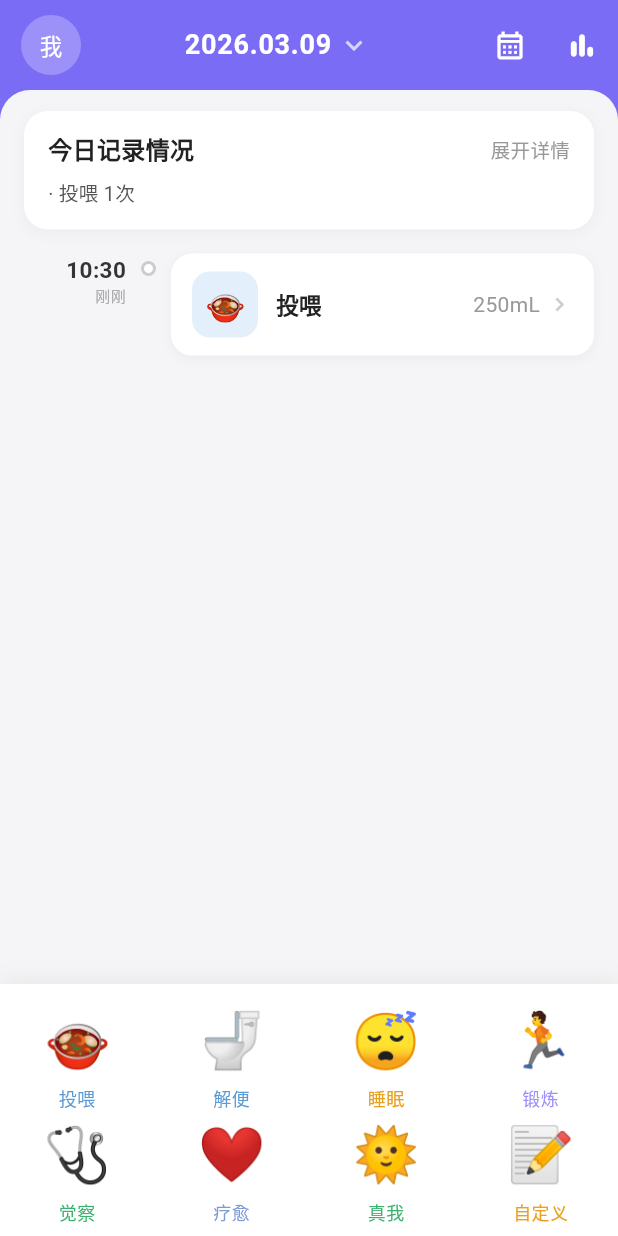
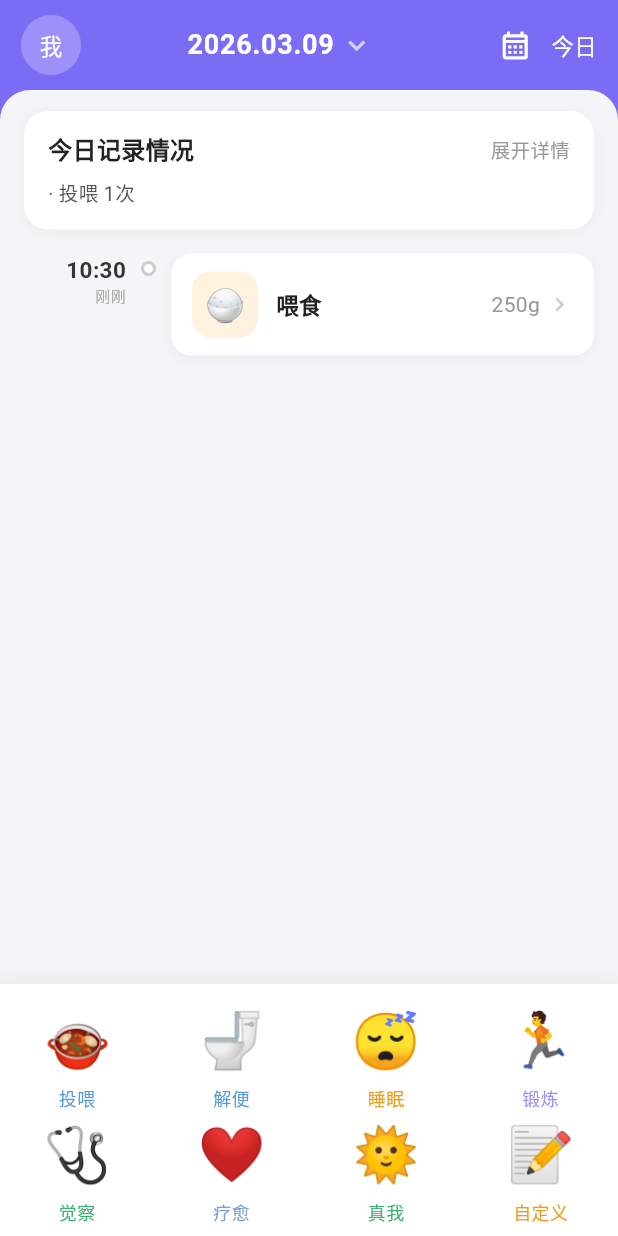
Before and after one commit to zhangxin142603-jpg/health_tracker, a Flutter app: the FeedingPage screen opened directly, after a tap on "喂食", after a tap on "保存", on a phone screen of 412 x 824 dp. Run offline on Flutter 3.47's test engine with Material 3 defaults, Android fonts, the phone set to English and light mode, and no system bars; Roboto replaces fonts that are missing (PingFang SC).

Commit message:
feat: 更新应用配置、界面优化和依赖更新

```diff
--- a/lib/constants/emojis.dart
+++ b/lib/constants/emojis.dart
@@ -14,6 +14,11 @@ class AppEmojis {
   // 保持原样的功能Emoji
   static const String pee = '💧';          // 尿
   static const String poop = '💩';         // 便
-  static const String both = '💧💩';       // 尿便
+  static const String both = '🚽';       // 尿便
   static const String spoon = '🥄';        // 勺子
+
+  // 喂养类型Emoji
+  static const String water = '🥛';        // 喂水
+  static const String food = '🍚';         // 喂食
+  static const String waterAndFood = '🍲'; // 喂水+喂食
 }
--- a/lib/l10n/app_localizations.dart
+++ b/lib/l10n/app_localizations.dart
@@ -57,7 +57,6 @@ class AppLocalizations {
   String get commonMedications => AppStrings.commonMedications;
   String get enterMedicationName => AppStrings.enterMedicationName;
   String get selectDosage => AppStrings.selectDosage;
-  String get uploadPhoto => AppStrings.uploadPhoto;
   List<String> get commonMedicationList => AppStrings.commonMedicationList;
 
   // ==================== 尿布模块 ====================
--- a/lib/l10n/strings.dart
+++ b/lib/l10n/strings.dart
@@ -2,7 +2,7 @@
 /// 按功能模块组织，便于管理和查找
 class AppStrings {
   // ==================== 应用通用 ====================
-  static const String appTitle = '身心记录';
+  static const String appTitle = '完美状态';
   static const String noRecords = '暂无记录';
   static const String clickToAdd = '点击下方按钮添加记录';
   static const String todayNoRecords = '今天暂无记录';
@@ -53,7 +53,6 @@ class AppStrings {
   static const String medication = '觉察';
   static const String medicationRecord = '觉察记录';
   static const String medicationCount = '觉察 {count}次';
-  static const String uploadPhoto = '上传照片';
   static const String recordMedication = '记录疗愈';
   static const String add = '添加';
   static const String manage = '管理';
@@ -101,7 +100,7 @@ class AppStrings {
   static const String startTime = '开始时间';
   static const String endTime = '结束时间';
   static const String sleepPageTitle = '睡眠';
-  static const String sleepNotesHint = '选填等';
+  static const String sleepNotesHint = '选填';
 
   // ==================== 辅食模块 ====================
   static const String solidFood = '辅食';
--- a/lib/main.dart
+++ b/lib/main.dart
@@ -1,6 +1,8 @@
 import 'package:flutter/material.dart';
+import 'package:flutter_localizations/flutter_localizations.dart';
 import 'package:provider/provider.dart';
 import 'package:intl/intl.dart';
+import 'package:intl/date_symbol_data_local.dart';
 import 'providers/app_provider.dart';
 import 'models/baby_entries.dart';
 import 'screens/feeding_page.dart';
@@ -12,7 +14,10 @@ import 'l10n/app_localizations.dart';
 import 'constants/emojis.dart';
 
 void main() {
+  WidgetsFlutterBinding.ensureInitialized();
+  initializeDateFormatting('zh_CN', null).then((_) {
     runApp(const BabyTrackerApp());
+  });
 }
 
 const Color kPrimary = Color(0xFF7B6CF6);
@@ -32,6 +37,15 @@ class BabyTrackerApp extends StatelessWidget {
           useMaterial3: true,
           fontFamily: 'PingFang SC',
         ),
+        locale: const Locale('zh', 'CN'),
+        localizationsDelegates: const [
+          GlobalMaterialLocalizations.delegate,
+          GlobalWidgetsLocalizations.delegate,
+          GlobalCupertinoLocalizations.delegate,
+        ],
+        supportedLocales: const [
+          Locale('zh', 'CN'), // 简体中文
+        ],
         home: const HomePage(),
         debugShowCheckedModeBanner: false,
       ),
@@ -72,6 +86,13 @@ class _HomePageState extends State<HomePage> {
       dt.year == _selectedDate.year &&
       dt.month == _selectedDate.month &&
       dt.day == _selectedDate.day;
+
+  bool _isToday() {
+    final now = DateTime.now();
+    return now.year == _selectedDate.year &&
+        now.month == _selectedDate.month &&
+        now.day == _selectedDate.day;
+  }
 
   List<_Entry> _buildEntries(AppProvider p) {
     final all = <_Entry>[
@@ -202,7 +223,16 @@ class _HomePageState extends State<HomePage> {
                   color: Colors.white, size: 22),
               onPressed: _pickDate,
             ),
-            IconButton(
+            _isToday()
+                ? Padding(
+                    padding: const EdgeInsets.only(right: 14),
+                    child: Text('今日',
+                        style: const TextStyle(
+                            color: Colors.white,
+                            fontSize: 15,
+                            fontWeight: FontWeight.w500)),
+                  )
+                : IconButton(
                     icon: const Icon(Icons.bar_chart_rounded,
                         color: Colors.white, size: 22),
                     onPressed: () {},
@@ -313,10 +343,27 @@ class _HomePageState extends State<HomePage> {
           AppLocalizations.of(context).timesLabel(feedList.length),
           AppLocalizations.of(context).totalMlLabel(totalMl),
           isParent: true));
-      rows.add(_summaryRow('  ${AppLocalizations.of(context).feedingPageTitle}',
-          AppLocalizations.of(context).timesLabel(feedList.length),
-          '${totalMl}mL',
-          isParent: false));
+
+      // 统计喂水和喂食次数
+      int waterCount = 0;
+      int foodCount = 0;
+      for (final e in feedList) {
+        if (e.milkSource == '喂水' || e.milkSource == '喂食+喂水') {
+          waterCount++;
+        }
+        if (e.milkSource == '喂食' || e.milkSource == '喂食+喂水') {
+          foodCount++;
+        }
+      }
+
+      if (waterCount > 0) {
+        rows.add(_summaryRow('  ${AppLocalizations.of(context).breastMilkOption}',
+          '${waterCount}次', '', isParent: false));
+      }
+      if (foodCount > 0) {
+        rows.add(_summaryRow('  ${AppLocalizations.of(context).formulaMilkOption}',
+          '${foodCount}次', '', isParent: false));
+      }
     }
 
     // Diaper
@@ -462,16 +509,7 @@ class _HomePageState extends State<HomePage> {
       ago = DateFormat('MM-dd').format(entry.timestamp);
     }
 
-    return Dismissible(
-      key: Key('${entry.type}_${entry.id}'),
-      direction: DismissDirection.endToStart,
-      background: Container(
-        alignment: Alignment.centerRight,
-        padding: const EdgeInsets.only(right: 20, bottom: 12),
-        child: const Icon(Icons.delete_outline, color: Colors.red, size: 26),
-      ),
-      onDismissed: (_) => provider.removeEntry(entry.type, entry.id),
-      child: IntrinsicHeight(
+    return IntrinsicHeight(
       child: Row(
         crossAxisAlignment: CrossAxisAlignment.start,
         children: [
@@ -530,7 +568,6 @@ class _HomePageState extends State<HomePage> {
           ),
         ],
       ),
-      ),
     );
   }
 
@@ -538,11 +575,21 @@ class _HomePageState extends State<HomePage> {
     switch (entry.type) {
       case 'feeding':
         final e = entry.data as FeedingEntry;
+        final emoji = e.milkSource == '喂食'
+            ? AppEmojis.food
+            : e.milkSource == '喂食+喂水'
+                ? AppEmojis.waterAndFood
+                : AppEmojis.water;
+        final emojiColor = e.milkSource == '喂食'
+            ? const Color(0xFFFFF3E0)
+            : e.milkSource == '喂食+喂水'
+                ? const Color(0xFFF0EEFF)
+                : const Color(0xFFE3F0FC);
         return _TimelineCard(
-          emoji: AppEmojis.feeding,
-          emojiColor: const Color(0xFFE3F0FC),
-          title: '投喂',
-          trailing: '${e.amountMl}mL',
+          emoji: emoji,
+          emojiColor: emojiColor,
+          title: e.milkSource,
+          trailing: '${e.amountMl}${e.milkSource == '喂食' ? 'g' : 'mL'}',
           onTap: () => _goto(FeedingPage(entry: e)),
         );
       case 'diaper':
--- a/lib/models/baby_entries.dart
+++ b/lib/models/baby_entries.dart
@@ -2,12 +2,14 @@ class FeedingEntry {
   final String id;
   final DateTime timestamp;
   final int amountMl;
+  final String milkSource; // '喂水' | '喂食' | '喂食+喂水'
   final String? notes;
 
   const FeedingEntry({
     required this.id,
     required this.timestamp,
     required this.amountMl,
+    this.milkSource = '喂水',
     this.notes,
   });
 
@@ -15,6 +17,7 @@ class FeedingEntry {
         'id': id,
         'timestamp': timestamp.toIso8601String(),
         'amountMl': amountMl,
+        'milkSource': milkSource,
         'notes': notes,
       };
 
@@ -22,6 +25,7 @@ class FeedingEntry {
         id: json['id'] as String,
         timestamp: DateTime.parse(json['timestamp'] as String),
         amountMl: (json['amountMl'] as num).toInt(),
+        milkSource: json['milkSource'] as String? ?? '喂水',
         notes: json['notes'] as String?,
       );
 }
--- a/lib/screens/feeding_page.dart
+++ b/lib/screens/feeding_page.dart
@@ -4,6 +4,7 @@ import 'package:provider/provider.dart';
 import '../models/baby_entries.dart';
 import '../providers/app_provider.dart';
 import '../l10n/app_localizations.dart';
+import '../constants/emojis.dart';
 
 const Color _kPurple = Color(0xFF7B6CF6);
 
@@ -26,9 +27,9 @@ class _FeedingPageState extends State<FeedingPage> {
   bool get _isEdit => widget.entry != null;
 
   static const _milkSources = [
-    _MilkOption('喂水', Color(0xFF4CAF50)),
-    _MilkOption('喂食', Color(0xFFFF9800)),
-    _MilkOption('喂食+喂水', Color(0xFF5B9BD5)),
+    _MilkOption('喂水', Color(0xFF4CAF50), AppEmojis.water),
+    _MilkOption('喂食', Color(0xFFFF9800), AppEmojis.food),
+    _MilkOption('喂食+喂水', Color(0xFF5B9BD5), AppEmojis.waterAndFood),
   ];
 
   @override
@@ -38,7 +39,7 @@ class _FeedingPageState extends State<FeedingPage> {
       _startTime = widget.entry!.timestamp;
       _endTime = null;
       _amount = widget.entry!.amountMl;
-      _milkSource = '喂水';
+      _milkSource = widget.entry!.milkSource ?? '喂水';
       _notesCtrl = TextEditingController(text: widget.entry!.notes ?? '');
     } else {
       _startTime = DateTime.now();
@@ -69,6 +70,26 @@ class _FeedingPageState extends State<FeedingPage> {
     return DateFormat('HH:mm').format(dt);
   }
 
+  String _getAmountLabel() {
+    switch (_milkSource) {
+      case '喂食':
+        return '食量';
+      case '喂食+喂水':
+        return '总量';
+      default: // '喂水'
+        return '水量';
+    }
+  }
+
+  String _getUnit() {
+    switch (_milkSource) {
+      case '喂食':
+        return 'g';
+      default: // '喂水', '喂食+喂水'
+        return 'mL';
+    }
+  }
+
   @override
   Widget build(BuildContext context) {
     return Scaffold(
@@ -93,8 +114,6 @@ class _FeedingPageState extends State<FeedingPage> {
                   _sectionCard([_amountRow()]),
                   const SizedBox(height: 10),
                   _notesSection(),
-                  const SizedBox(height: 10),
-                  _photoSection(),
                 ],
               ),
             ),
@@ -216,10 +235,10 @@ class _FeedingPageState extends State<FeedingPage> {
                 width: 2,
               ),
             ),
-            child: selected
-                ? Stack(
+            child: Stack(
               alignment: Alignment.center,
               children: [
+                if (selected)
                   Container(
                     width: 64,
                     height: 64,
@@ -228,6 +247,8 @@ class _FeedingPageState extends State<FeedingPage> {
                       color: opt.color.withOpacity(0.7),
                     ),
                   ),
+                Text(opt.emoji, style: const TextStyle(fontSize: 28)),
+                if (selected)
                   Positioned(
                     right: 2,
                     bottom: 2,
@@ -243,8 +264,7 @@ class _FeedingPageState extends State<FeedingPage> {
                     ),
                   ),
               ],
-                  )
-                : null,
+            ),
           ),
           const SizedBox(height: 8),
           Text(opt.label,
@@ -261,10 +281,10 @@ class _FeedingPageState extends State<FeedingPage> {
           padding: const EdgeInsets.symmetric(horizontal: 16, vertical: 14),
           child: Row(
             children: [
-              Text(AppLocalizations.of(context).milkAmountLabel,
+              Text(_getAmountLabel(),
                   style: const TextStyle(fontSize: 16, color: Colors.black)),
               const Spacer(),
-              Text('$_amount mL',
+              Text('$_amount ${_getUnit()}',
                   style: const TextStyle(
                       fontSize: 16, color: Color(0xFF999999))),
               const SizedBox(width: 4),
@@ -304,32 +324,6 @@ class _FeedingPageState extends State<FeedingPage> {
         ),
       );
 
-  Widget _photoSection() => Container(
-        color: Colors.white,
-        padding: const EdgeInsets.fromLTRB(16, 14, 16, 14),
-        child: GestureDetector(
-          onTap: () {}, // placeholder for photo picker
-          child: Container(
-            width: 100,
-            height: 100,
-            decoration: BoxDecoration(
-              color: const Color(0xFFF5F5F5),
-              borderRadius: BorderRadius.circular(12),
-            ),
-            child: const Column(
-              mainAxisAlignment: MainAxisAlignment.center,
-              children: [
-                Icon(Icons.add_circle_outline,
-                    size: 28, color: Color(0xFF999999)),
-                SizedBox(height: 6),
-                Text('上传照片',
-                    style:
-                        TextStyle(fontSize: 12, color: Color(0xFF999999))),
-              ],
-            ),
-          ),
-        ),
-      );
 
   Widget _saveBtn() => Container(
         color: const Color(0xFFF5F5F5),
@@ -428,7 +422,7 @@ class _FeedingPageState extends State<FeedingPage> {
   Future<void> _pickAmount() async {
     final result = await showDialog<int>(
       context: context,
-      builder: (_) => _AmountDialog(initial: _amount),
+      builder: (_) => _AmountDialog(initial: _amount, milkSource: _milkSource),
     );
     if (result != null) setState(() => _amount = result);
   }
@@ -441,6 +435,7 @@ class _FeedingPageState extends State<FeedingPage> {
           : DateTime.now().millisecondsSinceEpoch.toString(),
       timestamp: _startTime,
       amountMl: _amount,
+      milkSource: _milkSource,
       notes: _notesCtrl.text.trim().isEmpty ? null : _notesCtrl.text.trim(),
     );
     if (_isEdit) {
@@ -462,12 +457,14 @@ class _FeedingPageState extends State<FeedingPage> {
 class _MilkOption {
   final String label;
   final Color color;
-  const _MilkOption(this.label, this.color);
+  final String emoji;
+  const _MilkOption(this.label, this.color, this.emoji);
 }
 
 class _AmountDialog extends StatefulWidget {
   final int initial;
-  const _AmountDialog({required this.initial});
+  final String milkSource;
+  const _AmountDialog({required this.initial, required this.milkSource});
 
   @override
   State<_AmountDialog> createState() => _AmountDialogState();
@@ -476,6 +473,37 @@ class _AmountDialog extends StatefulWidget {
 class _AmountDialogState extends State<_AmountDialog> {
   late final _ctrl = TextEditingController(text: widget.initial.toString());
   final _presets = [60, 90, 120, 150, 180, 210, 240, 270, 300, 400, 500];
+
+  String _getDialogTitle() {
+    switch (widget.milkSource) {
+      case '喂食':
+        return '食量选择';
+      case '喂食+喂水':
+        return '总量选择';
+      default: // '喂水'
+        return '水量选择';
+    }
+  }
+
+  String _getCustomLabel() {
+    switch (widget.milkSource) {
+      case '喂食':
+        return '自定义 (g)';
+      case '喂食+喂水':
+        return '自定义 (mL)';
+      default: // '喂水'
+        return '自定义 (mL)';
+    }
+  }
+
+  String _getUnit() {
+    switch (widget.milkSource) {
+      case '喂食':
+        return 'g';
+      default: // '喂水', '喂食+喂水'
+        return 'mL';
+    }
+  }
 
   @override
   void dispose() {
@@ -487,7 +515,7 @@ class _AmountDialogState extends State<_AmountDialog> {
   Widget build(BuildContext context) {
     final cur = int.tryParse(_ctrl.text) ?? widget.initial;
     return AlertDialog(
-      title: const Text('水量选择'),
+      title: Text(_getDialogTitle()),
       shape: RoundedRectangleBorder(borderRadius: BorderRadius.circular(16)),
       content: Column(
         mainAxisSize: MainAxisSize.min,
@@ -511,7 +539,7 @@ class _AmountDialogState extends State<_AmountDialog> {
                         color: sel ? _kPurple : Colors.transparent),
                   ),
                   child: Text(
-                    '$p mL',
+                    '$p ${_getUnit()}',
                     style: TextStyle(
                       color: sel ? _kPurple : Colors.black87,
                       fontSize: 13,
@@ -527,7 +555,7 @@ class _AmountDialogState extends State<_AmountDialog> {
             keyboardType: TextInputType.number,
             onChanged: (_) => setState(() {}),
             decoration: InputDecoration(
-              labelText: '自定义 mL',
+              labelText: _getCustomLabel(),
               border: OutlineInputBorder(
                   borderRadius: BorderRadius.circular(10)),
               contentPadding: const EdgeInsets.symmetric(
--- a/lib/screens/generic_record_page.dart
+++ b/lib/screens/generic_record_page.dart
@@ -175,7 +175,7 @@ class _GenericRecordPageState extends State<GenericRecordPage> {
               maxLength: 200,
               style: const TextStyle(fontSize: 14),
               decoration: const InputDecoration(
-                hintText: '选填，',
+                hintText: '选填',
                 hintStyle: TextStyle(color: Color(0xFFBBBBBB), fontSize: 14),
                 border: InputBorder.none,
                 counterStyle: TextStyle(color: Color(0xFFBBBBBB)),
--- a/lib/screens/solid_food_page.dart
+++ b/lib/screens/solid_food_page.dart
@@ -370,7 +370,7 @@ class _SolidFoodPageState extends State<SolidFoodPage> {
               maxLines: 4,
               style: const TextStyle(fontSize: 14),
               decoration: const InputDecoration(
-                hintText: '选填，比如新添加的食物名称、是否过敏等',
+                hintText: '选填',
                 hintStyle:
                     TextStyle(color: Color(0xFFBBBBBB), fontSize: 14),
                 border: InputBorder.none,
--- a/pubspec.yaml
+++ b/pubspec.yaml
@@ -1,5 +1,5 @@
 name: health_tracker
-description: "A new Flutter project."
+description: "完美状态 - 身心健康记录应用"
 # The following line prevents the package from being accidentally published to
 # pub.dev using `flutter pub publish`. This is preferred for private packages.
 publish_to: 'none' # Remove this line if you wish to publish to pub.dev
@@ -36,8 +36,10 @@ dependencies:
   cupertino_icons: ^1.0.8
   path_provider: ^2.1.3
   json_annotation: ^4.9.0
-  intl: ^0.19.0
+  intl: ^0.20.2
   provider: ^6.1.2
+  flutter_localizations:
+    sdk: flutter
 
 dev_dependencies:
   flutter_test:
```
Also changed, not shown: lib/screens/custom_page.dart (+1 -29 lines), lib/screens/diaper_page.dart (+1 -29 lines), lib/screens/medication_page.dart (+1 -23 lines), pubspec.lock, 4 other files. Lines whose indentation alone changed are shown as unchanged.
